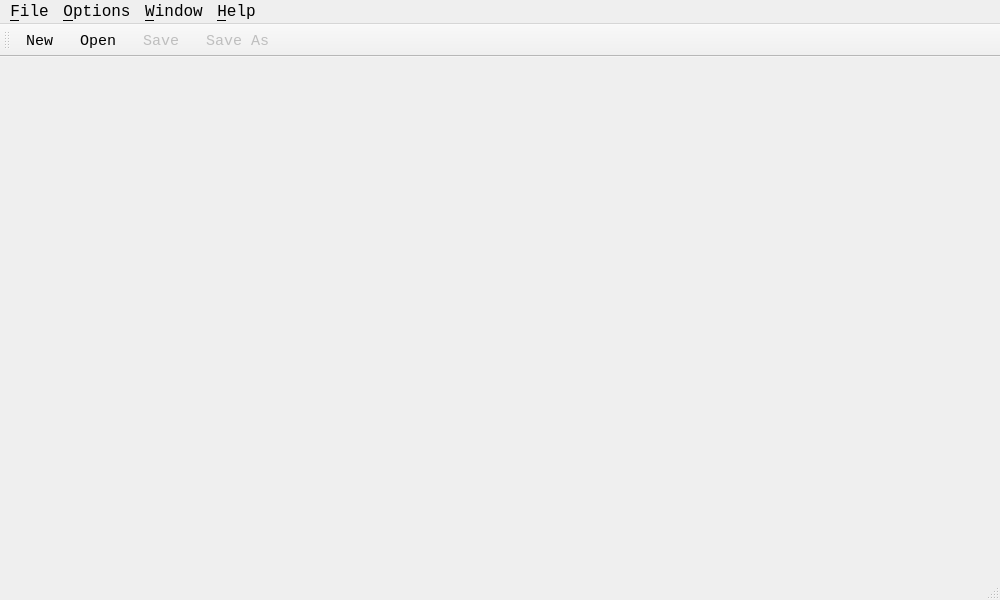
Hailin-Jing/Bib2Book, file view/mainwindow.ui: the form before one commit.
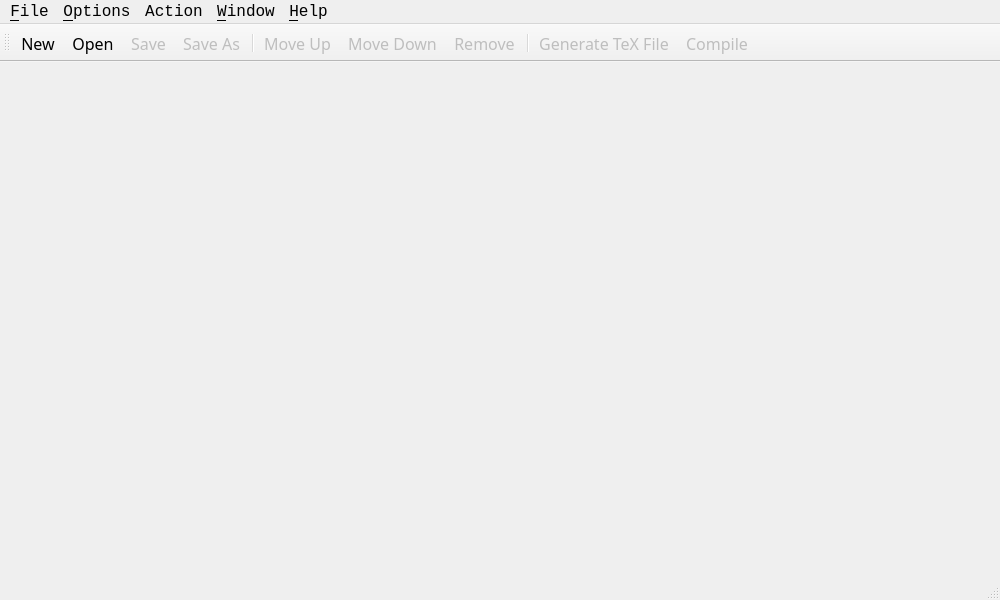
The form after the commit. Icons and pictures are not drawn.

```diff
--- a/view/mainwindow.ui
+++ b/view/mainwindow.ui
@@ -18,8 +18,8 @@
   </property>
   <property name="font">
    <font>
-    <family>Courier New</family>
-    <pointsize>11</pointsize>
+    <family>Cormorant Garamond</family>
+    <pointsize>12</pointsize>
    </font>
   </property>
   <property name="windowTitle">
@@ -98,6 +98,13 @@
    <addaction name="actionOpenProject"/>
    <addaction name="actionSave"/>
    <addaction name="actionSaveAs"/>
+   <addaction name="separator"/>
+   <addaction name="actionMove_Up"/>
+   <addaction name="actionMove_Down"/>
+   <addaction name="actionRemove"/>
+   <addaction name="separator"/>
+   <addaction name="actionGenerate_TeX_File"/>
+   <addaction name="actionCompile"/>
   </widget>
   <widget class="QStatusBar" name="statusBar">
    <property name="font">
@@ -134,7 +141,7 @@
    <widget class="QMenu" name="menu_file">
     <property name="font">
      <font>
-      <family>Courier New</family>
+      <family>Cormorant Garamond</family>
       <pointsize>11</pointsize>
      </font>
     </property>
@@ -203,8 +210,20 @@
     </widget>
     <addaction name="menuLanguage"/>
    </widget>
+   <widget class="QMenu" name="menuAction">
+    <property name="title">
+     <string>Action</string>
+    </property>
+    <addaction name="actionMove_Up"/>
+    <addaction name="actionMove_Down"/>
+    <addaction name="actionRemove"/>
+    <addaction name="separator"/>
+    <addaction name="actionGenerate_TeX_File"/>
+    <addaction name="actionCompile"/>
+   </widget>
    <addaction name="menu_file"/>
    <addaction name="menu_Option"/>
+   <addaction name="menuAction"/>
    <addaction name="menu_window"/>
    <addaction name="menu_help"/>
   </widget>
@@ -224,8 +243,8 @@
    </property>
    <property name="font">
     <font>
-     <family>Courier New</family>
-     <pointsize>11</pointsize>
+     <family>Cormorant Garamond</family>
+     <pointsize>12</pointsize>
     </font>
    </property>
    <property name="shortcut">
@@ -245,8 +264,8 @@
    </property>
    <property name="font">
     <font>
-     <family>Courier New</family>
-     <pointsize>11</pointsize>
+     <family>Cormorant Garamond</family>
+     <pointsize>12</pointsize>
     </font>
    </property>
    <property name="shortcut">
@@ -269,8 +288,8 @@
    </property>
    <property name="font">
     <font>
-     <family>Courier New</family>
-     <pointsize>11</pointsize>
+     <family>Cormorant Garamond</family>
+     <pointsize>12</pointsize>
     </font>
    </property>
    <property name="shortcut">
@@ -338,8 +357,8 @@
    </property>
    <property name="font">
     <font>
-     <family>Courier New</family>
-     <pointsize>11</pointsize>
+     <family>Cormorant Garamond</family>
+     <pointsize>12</pointsize>
     </font>
    </property>
    <property name="shortcut">
@@ -538,6 +557,62 @@
     </font>
    </property>
   </action>
+  <action name="actionMove_Up">
+   <property name="enabled">
+    <bool>false</bool>
+   </property>
+   <property name="icon">
+    <iconset resource="../icons.qrc">
+     <normaloff>:/icons/up.png</normaloff>:/icons/up.png</iconset>
+   </property>
+   <property name="text">
+    <string>Move Up</string>
+   </property>
+  </action>
+  <action name="actionMove_Down">
+   <property name="enabled">
+    <bool>false</bool>
+   </property>
+   <property name="icon">
+    <iconset resource="../icons.qrc">
+     <normaloff>:/icons/down.png</normaloff>:/icons/down.png</iconset>
+   </property>
+   <property name="text">
+    <string>Move Down</string>
+   </property>
+  </action>
+  <action name="actionRemove">
+   <property name="enabled">
+    <bool>false</bool>
+   </property>
+   <property name="icon">
+    <iconset resource="../icons.qrc">
+     <normaloff>:/icons/delete.png</normaloff>:/icons/delete.png</iconset>
+   </property>
+   <property name="text">
+    <string>Remove</string>
+   </property>
+  </action>
+  <action name="actionGenerate_TeX_File">
+   <property name="enabled">
+    <bool>false</bool>
+   </property>
+   <property name="icon">
+    <iconset resource="../icons.qrc">
+     <normaloff>:/icons/run.png</normaloff>:/icons/run.png</iconset>
+   </property>
+   <property name="text">
+    <string>Generate TeX File</string>
+   </property>
+  </action>
+  <action name="actionCompile">
+   <property name="enabled">
+    <bool>false</bool>
+   </property>
+   <property name="text">
+    <string>Compile</string>
+   </property>
+  </action>
  </widget>
  <layoutdefault spacing="6" margin="11"/>
  <resources>
```
Left out of the diff: 40 changed lines with no effect on the pictures.
